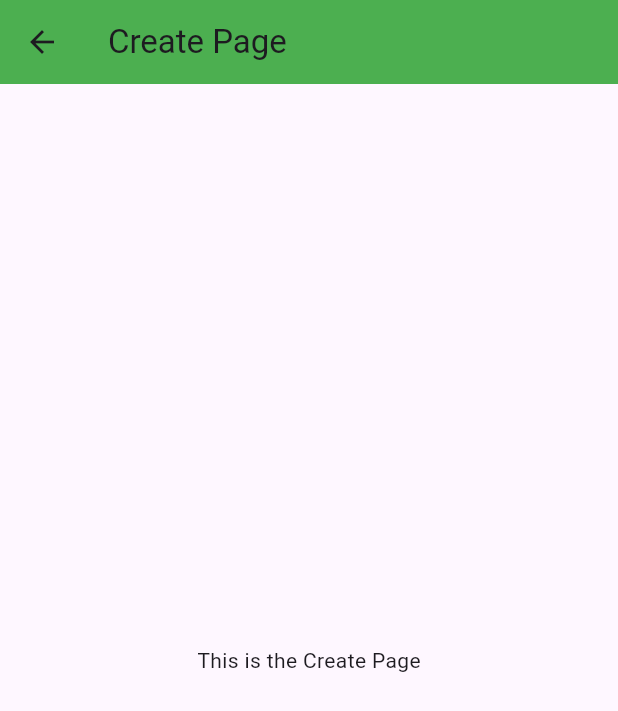
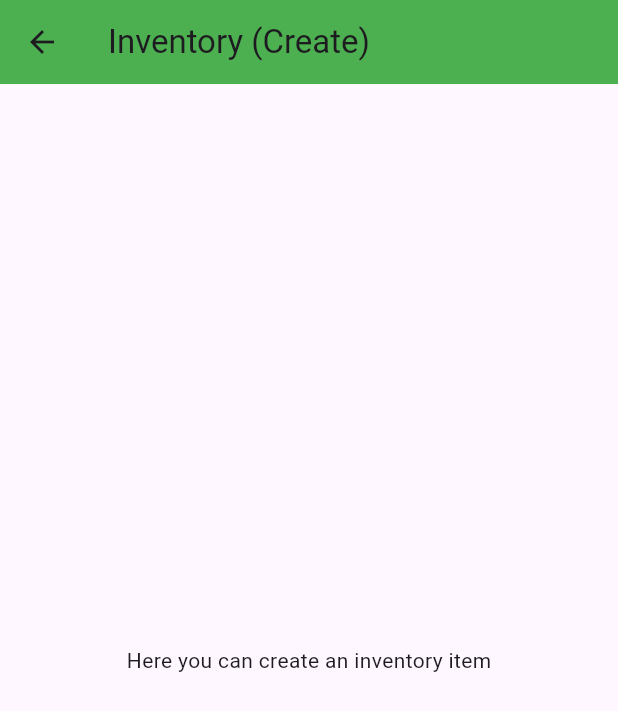
Before and after one commit to VoxMonstra/CSC-4610-Web-Warriors, a Flutter app: the CreatePage screen opened directly, on a phone screen of 412 x 824 dp. Shown: the top 711 px of the screen. Run offline on Flutter 3.47's test engine with Material 3 defaults, Android fonts, the phone set to English and light mode, and no system bars; missing offline and left inert: mysql1.

Commit message:
style: change inventory descriptions

```diff
--- a/src/lib/screens/inventory.dart
+++ b/src/lib/screens/inventory.dart
@@ -8,7 +8,7 @@ class InventoryPage extends StatelessWidget {
   Widget build(BuildContext context) {
     return Scaffold(
       appBar: AppBar(
-        title: Text('Welcome to the Inventory'),
+        title: Text('Inventory'),
         backgroundColor: Colors.brown,
       ),
       body: Center(
@@ -118,11 +118,11 @@ class ViewPage extends StatelessWidget {
   Widget build(BuildContext context) {
     return Scaffold(
       appBar: AppBar(
-        title: Text('View Page'),
+        title: Text('Inventory (View)'),
         backgroundColor: Colors.blue,
       ),
       body: Center(
-        child: Text('This is the View Page'),
+        child: Text('Here you can view the inventory'),
       ),
     );
   }
@@ -133,11 +133,11 @@ class CreatePage extends StatelessWidget {
   Widget build(BuildContext context) {
     return Scaffold(
       appBar: AppBar(
-        title: Text('Create Page'),
+        title: Text('Inventory (Create)'),
         backgroundColor: Colors.green,
       ),
       body: Center(
-        child: Text('This is the Create Page'),
+        child: Text('Here you can create an inventory item'),
       ),
     );
   }
@@ -148,11 +148,11 @@ class EditPage extends StatelessWidget {
   Widget build(BuildContext context) {
     return Scaffold(
       appBar: AppBar(
-        title: Text('Edit Page'),
+        title: Text('Inventory (Edit)'),
         backgroundColor: Colors.orange,
       ),
       body: Center(
-        child: Text('This is the Edit Page'),
+        child: Text('Here you can edit the inventory'),
       ),
     );
   }
```
